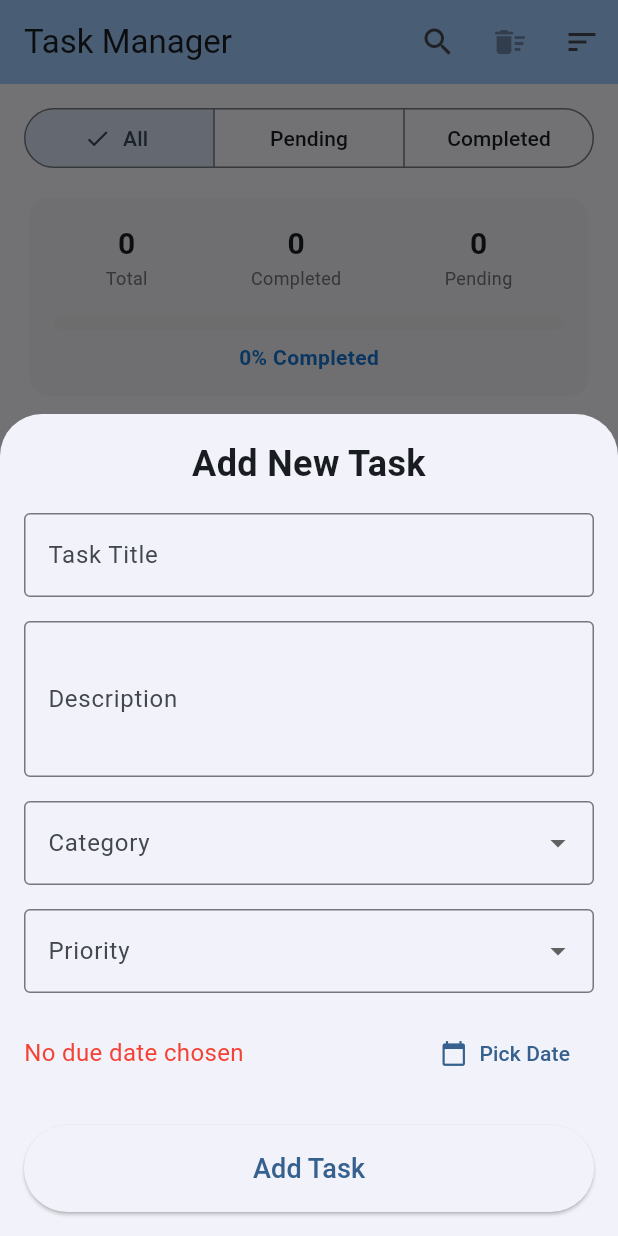
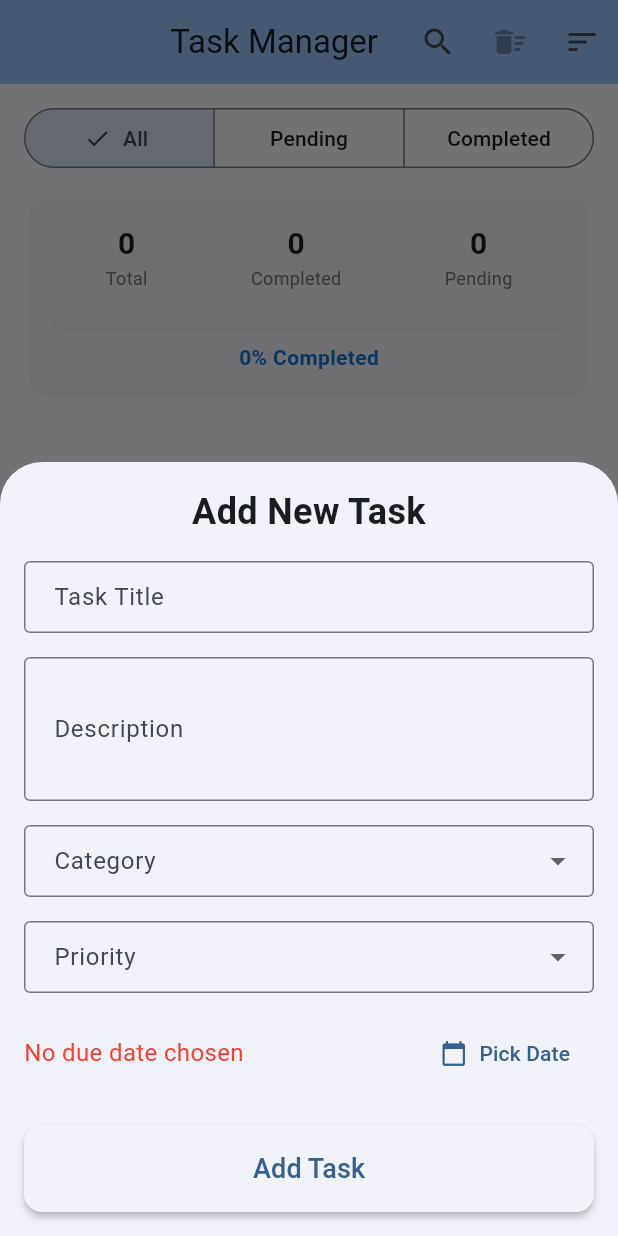
Before and after one commit to Motomby/samuel-motomby-task-manager, a Flutter app: the screen it shows after launch, after a tap on the "add" icon, on a phone screen of 412 x 824 dp. Run offline on Flutter 3.47's test engine with Material 3 defaults, Android fonts, the phone set to English and light mode, and no system bars; our stand-ins replace shared_preferences.

Commit message:
feat: Add comprehensive visual polish to task manager
- Implement distinct priority colors (red=High, orange=Medium, green=Low)
- Add unique icons for each task category (School, Personal, Health, Work, Other)
- Highlight overdue tasks with red styling and warnings
- Enhance task cards with gradients, animations, and improved styling
- Add visual indicators to add/edit task dropdowns
- Improve overall app theme with professional Material 3 design
- Add smooth transitions and micro-interactions
- Polish typography, spacing, and visual hierarchy

```diff
--- a/lib/main.dart
+++ b/lib/main.dart
@@ -18,8 +18,39 @@ class TaskManagerApp extends StatelessWidget {
       title: 'Task Manager',
       debugShowCheckedModeBanner: false,
       theme: ThemeData(
-        colorScheme: ColorScheme.fromSeed(seedColor: Colors.blue),
+        colorScheme: ColorScheme.fromSeed(
+          seedColor: Colors.blue,
+          brightness: Brightness.light,
+        ),
         useMaterial3: true,
+        appBarTheme: const AppBarTheme(
+          centerTitle: true,
+          elevation: 2,
+          scrolledUnderElevation: 4,
+        ),
+        cardTheme: CardThemeData(
+          elevation: 2,
+          shape: RoundedRectangleBorder(
+            borderRadius: BorderRadius.circular(12),
+          ),
+        ),
+        elevatedButtonTheme: ElevatedButtonThemeData(
+          style: ElevatedButton.styleFrom(
+            elevation: 2,
+            shape: RoundedRectangleBorder(
+              borderRadius: BorderRadius.circular(12),
+            ),
+          ),
+        ),
+        inputDecorationTheme: InputDecorationTheme(
+          border: OutlineInputBorder(
+            borderRadius: BorderRadius.circular(12),
+          ),
+          contentPadding: const EdgeInsets.symmetric(horizontal: 16, vertical: 12),
+        ),
+        floatingActionButtonTheme: const FloatingActionButtonThemeData(
+          elevation: 4,
+        ),
       ),
       home: const MainScreen(),
     );
--- a/lib/task_list_screen.dart
+++ b/lib/task_list_screen.dart
@@ -1,7 +1,6 @@
 import 'package:flutter/material.dart';
 import 'dart:convert';
 import 'package:shared_preferences/shared_preferences.dart';
-import 'profile_screen.dart';
 import 'models/task.dart';
 import 'widgets/task_card.dart';
 import 'screens/task_detail_screen.dart';
--- a/lib/widgets/add_task_bottom_sheet.dart
+++ b/lib/widgets/add_task_bottom_sheet.dart
@@ -167,9 +167,24 @@ class _AddTaskBottomSheetState extends State<AddTaskBottomSheet> {
                   border: OutlineInputBorder(),
                 ),
                 items: _categories.map((category) {
+                  IconData icon;
+                  switch (category) {
+                    case 'School': icon = Icons.school_outlined; break;
+                    case 'Personal': icon = Icons.person_outline; break;
+                    case 'Health': icon = Icons.favorite_border; break;
+                    case 'Work': icon = Icons.work_outline; break;
+                    case 'Other': icon = Icons.more_horiz; break;
+                    default: icon = Icons.task_outlined;
+                  }
                   return DropdownMenuItem(
                     value: category,
-                    child: Text(category),
+                    child: Row(
+                      children: [
+                        Icon(icon, size: 20, color: Colors.grey.shade600),
+                        const SizedBox(width: 8),
+                        Text(category),
+                      ],
+                    ),
                   );
                 }).toList(),
                 onChanged: (value) {
@@ -192,9 +207,29 @@ class _AddTaskBottomSheetState extends State<AddTaskBottomSheet> {
                   border: OutlineInputBorder(),
                 ),
                 items: _priorities.map((priority) {
+                  Color color;
+                  switch (priority) {
+                    case 'High': color = Colors.red; break;
+                    case 'Medium': color = Colors.orange; break;
+                    case 'Low': color = Colors.green; break;
+                    default: color = Colors.grey;
+                  }
                   return DropdownMenuItem(
                     value: priority,
-                    child: Text(priority),
+                    child: Row(
+                      children: [
+                        Container(
+                          width: 12,
+                          height: 12,
+                          decoration: BoxDecoration(
+                            color: color,
+                            shape: BoxShape.circle,
+                          ),
+                        ),
+                        const SizedBox(width: 8),
+                        Text(priority),
+                      ],
+                    ),
                   );
                 }).toList(),
                 onChanged: (value) {
```
Also changed, not shown: lib/widgets/task_card.dart (+101 -21 lines), 1 other file.
